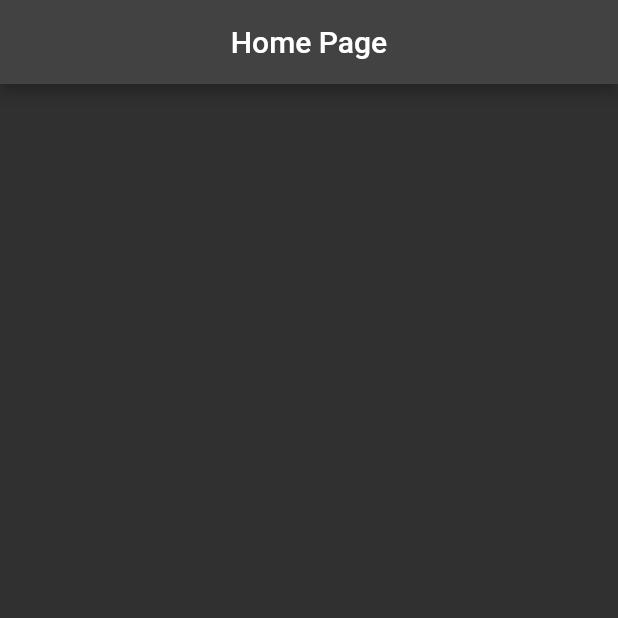
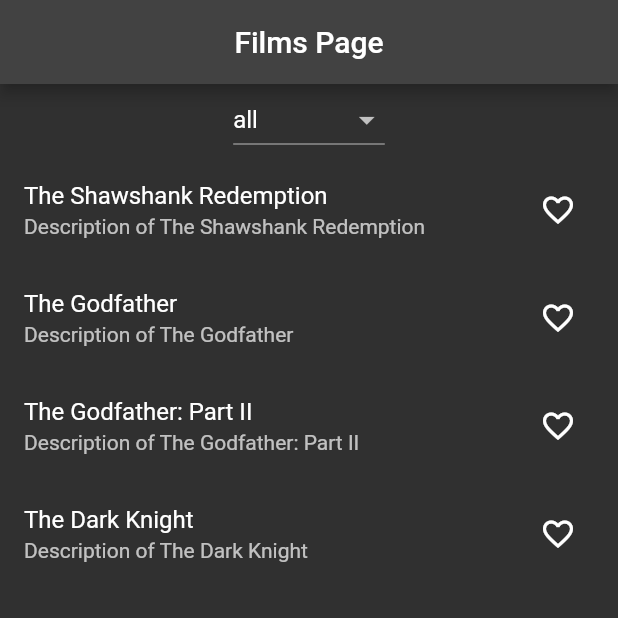
Before and after one commit to FOR-TUNE/Flutter_Riverpod_Coursecode6, a Flutter app: the screen it shows after launch, on a phone screen of 412 x 824 dp, the top half of it. Run offline on Flutter 3.47's test engine with Material 2 defaults, Android fonts, the light colour scheme and no system bars; our stand-ins replace hooks_riverpod.

Commit message:
Complete code and running app

```diff
--- a/lib/filmProvider.dart
+++ b/lib/filmProvider.dart
@@ -1,4 +1,4 @@
-import 'package:flutter/material.dart';
+// ignore_for_file: file_names
 import 'package:hooks_riverpod/hooks_riverpod.dart';
 import 'package:riverpod_coursecode6/enums.dart';
 import 'package:riverpod_coursecode6/filmModel.dart';
--- a/lib/main.dart
+++ b/lib/main.dart
@@ -1,6 +1,7 @@
 // ignore_for_file: unnecessary_null_comparison
 import 'package:flutter/material.dart';
 import 'package:hooks_riverpod/hooks_riverpod.dart';
+import 'package:riverpod_coursecode6/enums.dart';
 import 'package:riverpod_coursecode6/filmModel.dart';
 import 'package:riverpod_coursecode6/filmProvider.dart';
 
@@ -28,16 +29,40 @@
   Widget build(BuildContext context, WidgetRef ref) {
     return Scaffold(
       appBar: AppBar(
-        title: const Text('Home Page'),
+        title: const Text('Films Page'),
         centerTitle: true,
+      ),
+      body: Column(
+        children: [
+          const FilterWidget(),
+          Consumer(
+            builder: (context, ref, child) {
+              final filter = ref.watch(favoriteStatusProvider);
+              switch (filter) {
+                case FavoriteStatus.all:
+                  return FilmsList(
+                    provider: allFilmsProvider,
+                  );
+                case FavoriteStatus.favorite:
+                  return FilmsList(
+                    provider: favFilmsProvider,
+                  );
+                case FavoriteStatus.notfavorite:
+                  return FilmsList(
+                    provider: notFavFilmsProvider,
+                  );
+              }
+            },
+          )
+        ],
       ),
     );
   }
 }
 
-class FilmsWidget extends ConsumerWidget {
+class FilmsList extends ConsumerWidget {
   final AlwaysAliveProviderBase<Iterable<Film>> provider;
-  const FilmsWidget({required this.provider, Key? key}) : super(key: key);
+  const FilmsList({required this.provider, Key? key}) : super(key: key);
 
   @override
   Widget build(BuildContext context, WidgetRef ref) {
@@ -69,3 +94,35 @@
     );
   }
 }
+
+class FilterWidget extends StatelessWidget {
+  const FilterWidget({super.key});
+
+  @override
+  Widget build(BuildContext context) {
+    return Consumer(
+      builder: (context, ref, child) {
+        return DropdownButton(
+          value: ref.watch(favoriteStatusProvider),
+          items: FavoriteStatus.values
+              .map(
+                (fs) => DropdownMenuItem(
+                  value: fs,
+                  child: Text(
+                    fs.toString().split('.').last,
+                  ),
+                ),
+              )
+              .toList(),
+          onChanged: (FavoriteStatus? fs) {
+            ref
+                .read(
+                  favoriteStatusProvider.notifier,
+                )
+                .state = fs!;
+          },
+        );
+      },
+    );
+  }
+}
```
